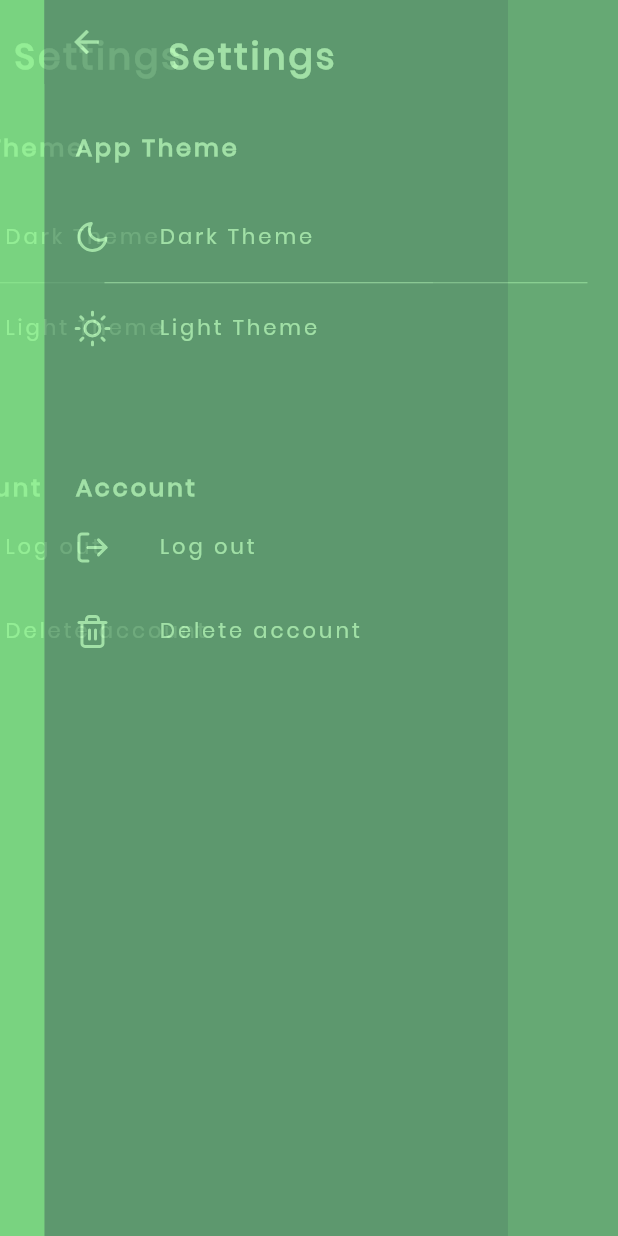
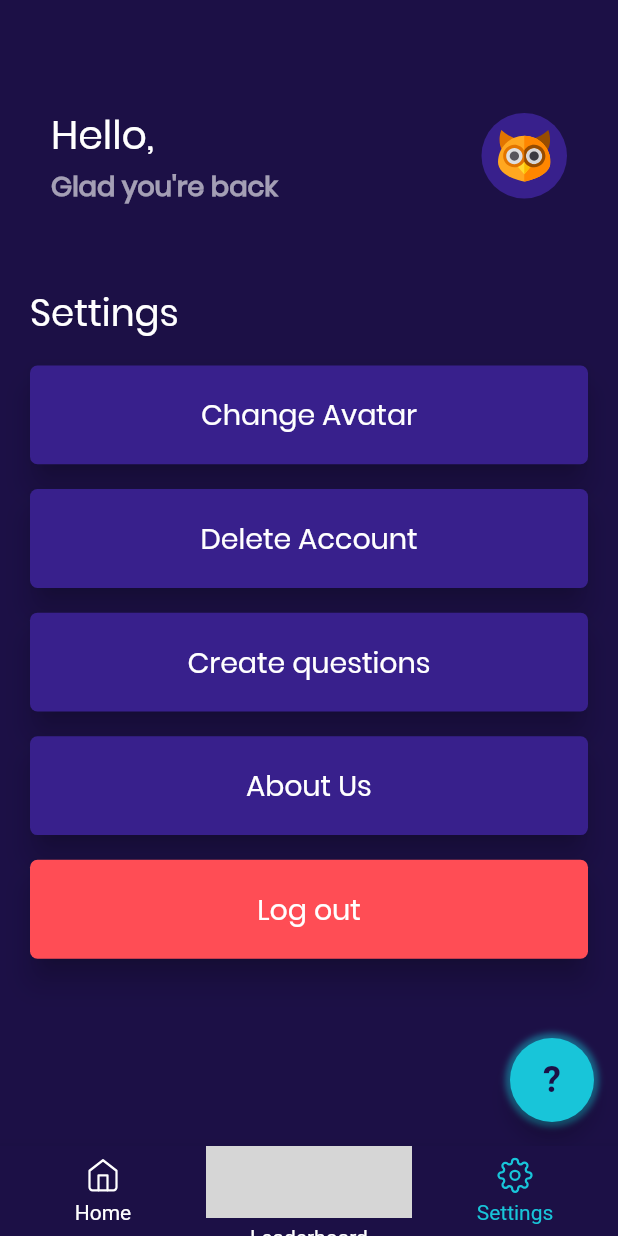
Before and after one commit to hngi/mobileforce-QuickThink, a Flutter app: the DashboardScreen screen opened by its route, item 3 of the bottom bar chosen, on a phone screen of 412 x 824 dp. Run offline on Flutter 3.47's test engine with Material 2 defaults, Android fonts, the phone set to English and light mode, and no system bars; our stand-ins replace connectivity, flushbar, flutter_hooks, flutter_icons, flutter_spinkit, flutter_svg and 9 more; missing offline and left inert: giffy_dialog; accounts and stored records are empty; Roboto replaces fonts that are missing (inter-regular); grey boxes are pictures that could not be loaded.

Commit message:
settings and onboarding

```diff
--- a/quick_think/lib/bottom_navigation_bar.dart
+++ b/quick_think/lib/bottom_navigation_bar.dart
@@ -11,6 +11,7 @@ import 'package:quickthink/screens/settings_view.dart';
 import 'package:quickthink/widgets/noInternet.dart';
 //import 'package:quickthink/screens/dashboard.dart';
 import 'package:shared_preferences/shared_preferences.dart';
+import 'package:quickthink/screens/new_settings_screen.dart';
 
 class DashboardScreen extends StatefulWidget {
   static const String id = 'dashboardboard screen';
@@ -106,7 +107,7 @@ class _DashboardScreenState extends State<DashboardScreen> {
     final widgetOptions = [
       new DashBoard(uri: uri),
       new BoardScreen(),
-      new SettingsView(),
+      new NewSettingsView(),
     ];
     return _connection
         ? NoInternet()
--- a/quick_think/lib/screens/new_leaderboard.dart
+++ b/quick_think/lib/screens/new_leaderboard.dart
@@ -82,7 +82,7 @@ class _NewLeaderBoardState extends State<NewLeaderBoard> {
                                                 child: model.listData.length == 3 ?
                                                 _roundContainer('3', model.listData[2].userName, light)
                                                     :
-                                                _roundContainer('2', "---", light)
+                                                _roundContainer('3', "---", light)
                                             )
                                           ],
                                         )
--- /dev/null
+++ b/quick_think/lib/screens/new_settings_screen.dart
@@ -0,0 +1,304 @@
+import 'package:flushbar/flushbar.dart';
+import 'package:flutter/material.dart';
+import 'package:flutter/services.dart';
+import 'package:flutter_icons/flutter_icons.dart';
+import 'package:flutter_svg/svg.dart';
+import 'package:get/get.dart';
+import 'package:google_fonts/google_fonts.dart';
+import 'package:hexcolor/hexcolor.dart';
+import 'package:quickthink/screens/create_category.dart';
+import 'package:quickthink/screens/create_game.dart';
+import 'package:quickthink/screens/join_game.dart';
+import 'package:quickthink/screens/login/view/login.dart';
+import 'package:quickthink/theme/theme.dart';
+import 'package:quickthink/utils/responsiveness.dart';
+import 'package:quickthink/views/question_view.dart';
+import 'package:quickthink/screens/quiz_page.dart';
+import 'package:shared_preferences/shared_preferences.dart';
+
+import 'category/screens/create_category.dart';
+import 'help.dart';
+
+class NewSettingsView extends StatefulWidget {
+
+  NewSettingsView({Key key, this.uri}) : super(key: key);
+  final String uri;
+
+  @override
+  _NewSettingsViewState createState() => _NewSettingsViewState();
+}
+
+class _NewSettingsViewState extends State<NewSettingsView> {
+  bool light = CustomTheme.light;
+  String na = 'There';
+  String username;
+  static const snackBarDuration = Duration(seconds: 3);
+  final snackBar = SnackBar(
+    backgroundColor: Colors.green,
+    content: Text('Press back again to exit'),
+    duration: snackBarDuration,
+  );
+
+  final scaffoldKey = GlobalKey<ScaffoldState>();
+  DateTime backButtonPressTime;
+
+  Future<bool> onWillPop() async {
+    DateTime currentTime = DateTime.now();
+
+    bool backButtonHasNotBeenPressedOrSnackBarHasBeenClosed =
+        backButtonPressTime == null ||
+            currentTime.difference(backButtonPressTime) > snackBarDuration;
+
+    if (backButtonHasNotBeenPressedOrSnackBarHasBeenClosed) {
+      backButtonPressTime = currentTime;
+      scaffoldKey.currentState.showSnackBar(snackBar);
+      return false;
+    }
+    SystemNavigator.pop();
+    return false;
+  }
+
+  Future<void> getUsername() async {
+    final prefs = await SharedPreferences.getInstance();
+    String user = prefs.getString('username') ?? null;
+    setState(() {
+      username = user;
+    });
+  }
+
+  @override
+  void initState() {
+    getUsername();
+    super.initState();
+  }
+
+  @override
+  Widget build(BuildContext context) {
+    return Scaffold(
+      key: scaffoldKey,
+      backgroundColor: light ? Color(0xff1c1046) : Hexcolor('#000000'),
+      floatingActionButton: Container(
+        decoration: BoxDecoration(
+          shape: BoxShape.circle,
+          boxShadow: [
+            BoxShadow(
+              color: Color(0xFF18C5D9).withOpacity(0.5),
+              spreadRadius: 3,
+              blurRadius: 3,
+            ),
+          ],
+        ),
+        child: FloatingActionButton(
+          backgroundColor: Color(0xff18C5D9),
+          onPressed: () {
+            helpAlert(context);
+            //Navigator.push(context, MaterialPageRoute(builder: (context) => InfoHelp()));
+          },
+          child: Text(
+            "?",
+            style: TextStyle(fontSize: 24.0, fontWeight: FontWeight.w600),
+          ),
+        ),
+      ),
+      body: WillPopScope(
+        onWillPop: onWillPop,
+        child: Container(
+          padding: EdgeInsets.fromLTRB(20.0, 50.0, 20.0, 20.0),
+          child: Column(
+            crossAxisAlignment: CrossAxisAlignment.stretch,
+            children: <Widget>[
+              Expanded(
+                  flex: 1,
+                  child: Container(
+                    padding: EdgeInsets.fromLTRB(14.0, 0, 14.0, 8.0),
+                    child: Row(
+                      mainAxisAlignment: MainAxisAlignment.spaceBetween,
+                      children: <Widget>[
+                        RichText(
+                          text: TextSpan(children: [
+                            TextSpan(
+                                text: "Hello, ",
+                                style: GoogleFonts.poppins(
+                                    fontSize:
+                                        SizeConfig().textSize(context, 3.2),
+                                    color: Colors.white,
+                                    fontWeight: FontWeight.w400)),
+                            TextSpan(
+                                text: username ?? na,
+                                style: GoogleFonts.poppins(
+                                    fontSize:
+                                        SizeConfig().textSize(context, 3.2),
+                                    color: Colors.white,
+                                    fontWeight: FontWeight.bold)),
+                            TextSpan(text: '\n'),
+                            TextSpan(
+                                text: "Glad you're back",
+                                style: GoogleFonts.poppins(
+                                    fontSize:
+                                        SizeConfig().textSize(context, 2.2),
+                                    color: Colors.white60,
+                                    fontWeight: FontWeight.bold)),
+                          ]),
+                        ),
+                        Container(
+                          child: CircleAvatar(
+                              backgroundColor: Color(0xff38208c),
+                              radius: 28.5,
+                              child: widget.uri != null
+                                  ? SvgPicture.asset(
+                                      "assets/images/${widget.uri}.svg")
+                                  : SvgPicture.asset("assets/images/owl.svg")
+                              //Image.asset("assets/images/owl 1.png"),
+                              ),
+                        )
+                      ],
+                    ),
+                  )),
+              Expanded(
+                flex: 5,
+                child: SingleChildScrollView(
+                  child: Container(
+                    margin:
+                        EdgeInsets.only(top: SizeConfig().yMargin(context, 2)),
+                    padding: EdgeInsets.only(top: 8.0, bottom: 8.0),
+                    child: Column(
+                      mainAxisAlignment: MainAxisAlignment.spaceBetween,
+                      crossAxisAlignment: CrossAxisAlignment.stretch,
+                      children: <Widget>[
+                        Text('Settings',
+                            style: GoogleFonts.poppins(
+                                fontSize: SizeConfig().textSize(context, 3),
+                                color: Colors.white,
+                                fontWeight: FontWeight.w400)),
+                        SizedBox(
+                          height: SizeConfig().yMargin(context, 2),
+                        ),
+                        QuestionSelectionCard(
+                          text: 'Change Avatar',
+                          onPressed: () async {
+                            Navigator.pushNamed(context, JoinGame.routeName);
+                          },
+                          light: light,
+                        ),
+                        SizedBox(
+                          height: SizeConfig().yMargin(context, 2),
+                        ),
+                        QuestionSelectionCard(
+                          text: 'Delete Account',
+                          onPressed: () async {
+                            Navigator.pushNamed(context, CreateGame.routeName);
+                          },
+                          light: light,
+                        ),
+                        SizedBox(
+                          height: SizeConfig().yMargin(context, 2),
+                        ),
+                        QuestionSelectionCard(
+                          text: 'Create questions',
+                          onPressed: () async {
+                            SharedPreferences pref =
+                                await SharedPreferences.getInstance();
+                            final key = "token";
+                            final valueStored = pref.getString(key) ?? null;
+                            print(valueStored);
+                            if (valueStored == null) {
+                              Get.to(LoginScreen());
+                            } else {
+                              //Navigate to create questions page
+                              Navigator.pushNamed(
+                                  context, CreateCategory.routeName);
+                            }
+                          },
+                          light: light,
+                        ),
+                      SizedBox(
+                          height: SizeConfig().yMargin(context, 2),
+                        ),
+                        QuestionSelectionCard(
+                          text: 'About Us',
+                          onPressed: () async {
+                            SharedPreferences pref =
+                                await SharedPreferences.getInstance();
+                            final key = "token";
+                            final valueStored = pref.getString(key) ?? null;
+                            print(valueStored);
+                            if (valueStored == null) {
+                              Get.to(LoginScreen());
+                            } else {
+                              //Navigate to create questions page
+                              Navigator.pushNamed(
+                                  context, CreateCategory.routeName);
+                            }
+                          },
+                          light: light,
+                        ),
+                        SizedBox(
+                          height: SizeConfig().yMargin(context, 2),
+                        ),
+                        QuestionSelectionCard(
+                          text: 'Log out',
+                          onPressed: () async {
+                            SharedPreferences pref =
+                                await SharedPreferences.getInstance();
+                            final key = "token";
+                            final valueStored = pref.getString(key) ?? null;
+                            print(valueStored);
+                            if (valueStored == null) {
+                              Get.to(LoginScreen());
+                            } else {
+                              //Navigate to create questions page
+                              Navigator.pushNamed(
+                                  context, CreateCategory.routeName);
+                            }
+                          },
+                          tabColor: Color(0xffff4d55),
+                        ),
+
+
+                      ],
+                    ),
+                  ),
+                ),
+              )
+            ],
+          ),
+        ),
+      ),
+    );
+  }
+}
+
+class QuestionSelectionCard extends StatelessWidget {
+  final String text;
+  final onPressed;
+  final light;
+  final Color tabColor;
+
+  QuestionSelectionCard({@required this.text, this.onPressed, this.light, this.tabColor});
+
+  @override
+  Widget build(BuildContext context) {
+    return Container(
+      // width: SizeConfig().xMargin(context, 4),
+      height: SizeConfig().yMargin(context, 8),
+      child: InkWell(
+        onTap: () {},
+        child: RaisedButton(
+          elevation: 8.0,
+          shape:
+              RoundedRectangleBorder(borderRadius: BorderRadius.circular(5.0)),
+          color: tabColor ?? Color(0xff38208c) /* : Hexcolor('#4C4C4C') */,
+          // padding: EdgeInsets.fromLTRB(32, 20, 0, 17),
+          child: Align(
+              alignment: Alignment.center,
+              child: Text(text,
+                  style: GoogleFonts.poppins(
+                      fontWeight: FontWeight.w500,
+                      fontSize: SizeConfig().textSize(context, 2.3),
+                      color: Colors.white))),
+          onPressed: onPressed,
+        ),
+      ),
+    );
+  }
+}
```
Also changed, not shown: quick_think/lib/screens/onboarding_screens/first_onboard_screen.dart (+20 -53 lines), quick_think/lib/screens/onboarding_screens/second_onboard_screen.dart (+20 -28 lines), quick_think/lib/screens/onboarding_screens/third_onboard_screen.dart (+20 -27 lines).
